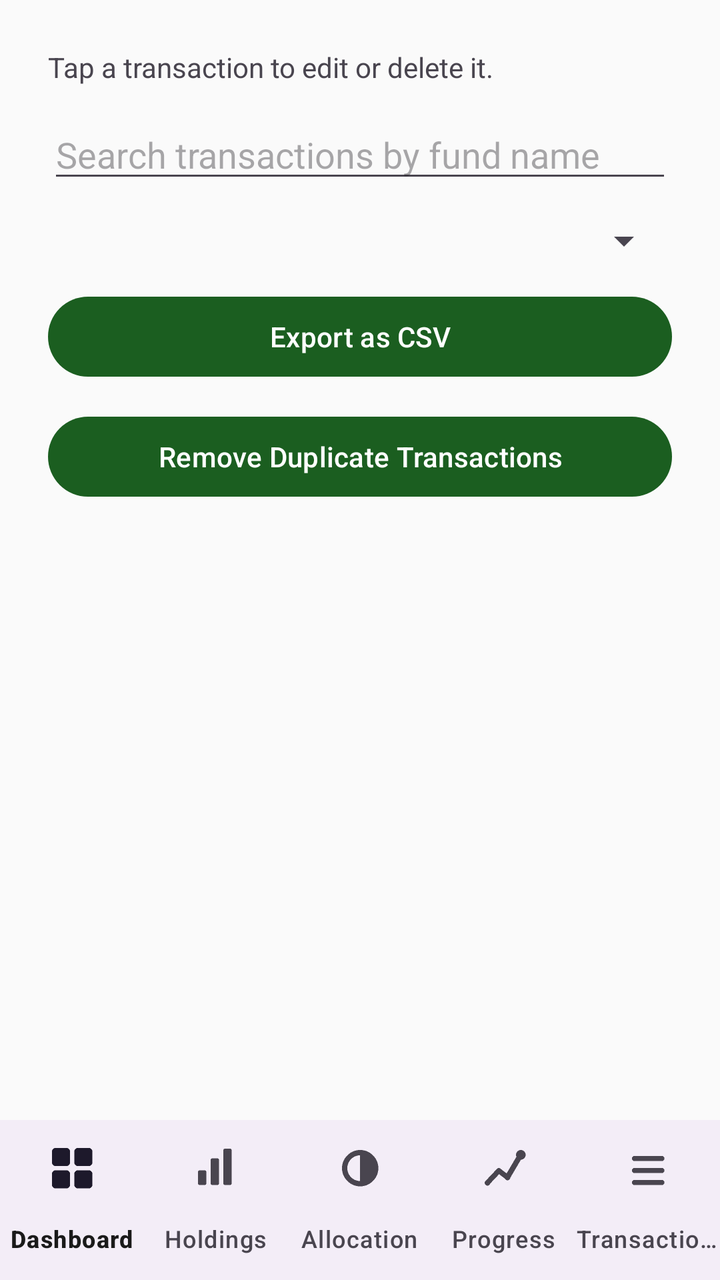
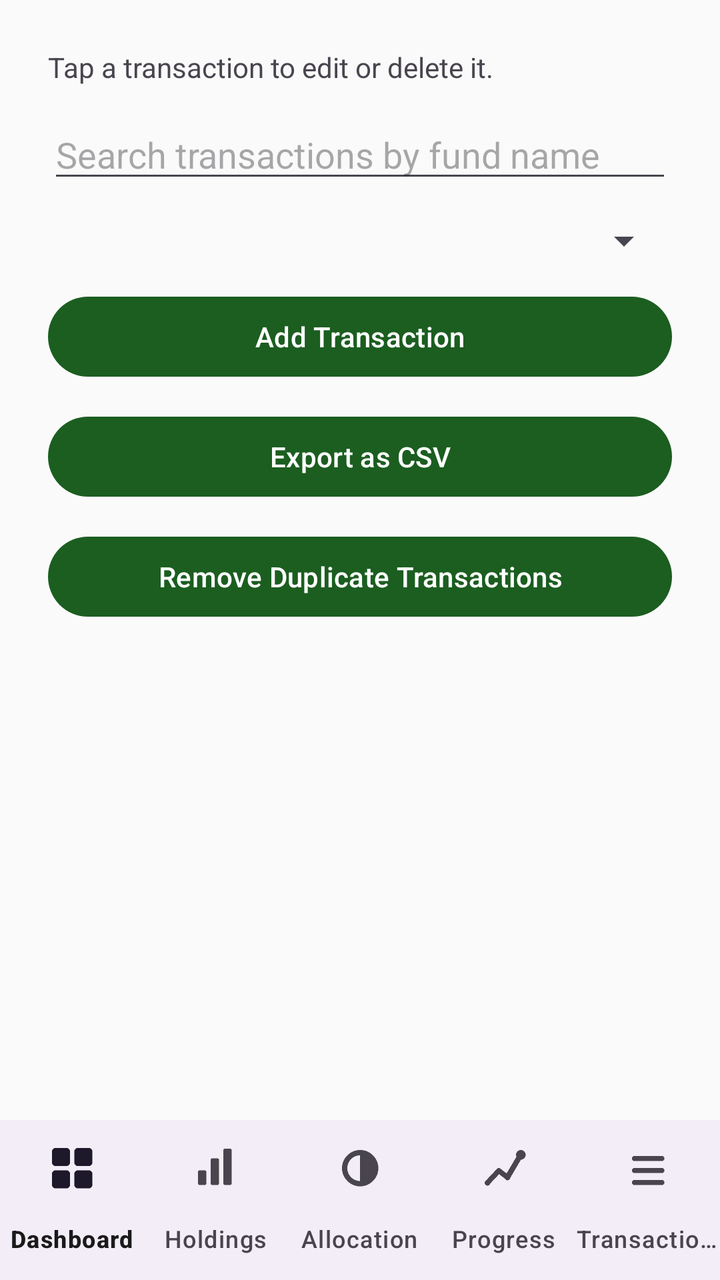

Compare the two renders of this Android layout. The source of the first and the diff that turns it into the second are given below.
<!-- AndroidManifest.xml: application theme Theme.PersonalPortfolio -->
<!-- res/layout/activity_transactions.xml -->
<?xml version="1.0" encoding="utf-8"?>
<LinearLayout xmlns:android="http://schemas.android.com/apk/res/android"
    xmlns:app="http://schemas.android.com/apk/res-auto"
    android:layout_width="match_parent"
    android:layout_height="match_parent"
    android:orientation="vertical">

    <LinearLayout
        android:layout_width="match_parent"
        android:layout_height="0dp"
        android:layout_weight="1"
        android:orientation="vertical"
        android:padding="24dp">

        <TextView
            android:layout_width="match_parent"
            android:layout_height="wrap_content"
            android:textSize="14sp"
            android:text="Tap a transaction to edit or delete it." />

        <EditText
            android:id="@+id/transactionsSearchInput"
            android:layout_width="match_parent"
            android:layout_height="wrap_content"
            android:layout_marginTop="12dp"
            android:hint="Search transactions by fund name"
            android:inputType="text" />

        <Spinner
            android:id="@+id/transactionsSortSpinner"
            android:layout_width="match_parent"
            android:layout_height="wrap_content"
            android:layout_marginTop="12dp" />

        <Button
            android:id="@+id/exportCsvButton"
            android:layout_width="match_parent"
            android:layout_height="wrap_content"
            android:layout_marginTop="12dp"
            android:text="Export as CSV" />

        <Button
            android:id="@+id/removeDuplicatesButton"
            android:layout_width="match_parent"
            android:layout_height="wrap_content"
            android:layout_marginTop="12dp"
            android:text="Remove Duplicate Transactions" />

        <androidx.recyclerview.widget.RecyclerView
            android:id="@+id/transactionsRecyclerView"
            android:layout_width="match_parent"
            android:layout_height="0dp"
            android:layout_weight="1"
            android:layout_marginTop="20dp" />

    </LinearLayout>

    <com.google.android.material.bottomnavigation.BottomNavigationView
        android:id="@+id/bottomNav"
        android:layout_width="match_parent"
        android:layout_height="wrap_content"
        app:menu="@menu/bottom_nav_menu"
        app:labelVisibilityMode="labeled" />

</LinearLayout>
<!-- resources referenced by this layout -->
<resources>
  <style name="Theme.PersonalPortfolio" parent="Theme.Material3.DayNight.NoActionBar">
          <item name="colorPrimary">@color/colorPrimary</item>
          <item name="colorPrimaryVariant">@color/colorPrimaryVariant</item>
          <item name="colorOnPrimary">@color/colorOnPrimary</item>
  
          <item name="colorSecondary">@color/colorSecondary</item>
          <item name="colorOnSecondary">@color/colorOnSecondary</item>
  
          <item name="android:colorBackground">@color/colorBackground</item>
          <item name="colorOnBackground">@color/colorOnBackground</item>
  
          <item name="colorSurface">@color/colorSurface</item>
          <item name="colorOnSurface">@color/colorOnSurface</item>
  
          <item name="android:statusBarColor">@color/colorPrimaryVariant</item>
      </style>
  <color name="colorPrimary">#1B5E20</color>
  <color name="colorPrimaryVariant">#0D3B12</color>
  <color name="colorOnPrimary">#FFFFFF</color>
  <color name="colorSecondary">#00897B</color>
  <color name="colorOnSecondary">#FFFFFF</color>
  <color name="colorBackground">#FAFAFA</color>
  <color name="colorOnBackground">#1A1A1A</color>
  <color name="colorSurface">#FFFFFF</color>
  <color name="colorOnSurface">#1A1A1A</color>
</resources>

<!-- the commit's change to res/layout/activity_transactions.xml (unified diff, before → after) -->
@@ -33,6 +33,13 @@
             android:layout_marginTop="12dp" />
 
         <Button
+            android:id="@+id/addTransactionButton"
+            android:layout_width="match_parent"
+            android:layout_height="wrap_content"
+            android:layout_marginTop="12dp"
+            android:text="Add Transaction" />
+
+        <Button
             android:id="@+id/exportCsvButton"
             android:layout_width="match_parent"
             android:layout_height="wrap_content"
